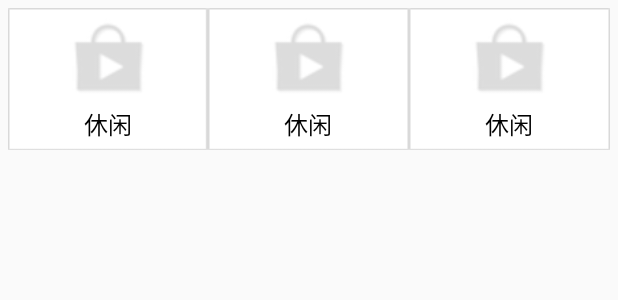
After one commit to qiangzhouliang/GooglePlay, an Android app: the layout list_item_category.xml on its own in the app's theme, with its tools: preview values and no code run, on a phone screen of 412 x 824 dp. The commit adds this screen. Shown: the top 300 px of the screen. Run offline under Robolectric (Android 15) with nearby library versions, the phone set to English and light mode, and no system bars.

Commit message:
分类模块开发

```diff
--- a/app/src/main/java/com/example/qzl/googleplay/http/protovol/BaseProtocol.java
+++ b/app/src/main/java/com/example/qzl/googleplay/http/protocol/BaseProtocol.java
@@ -1,4 +1,4 @@
-package com.example.qzl.googleplay.http.protovol;
+package com.example.qzl.googleplay.http.protocol;
 
 import com.example.qzl.googleplay.http.HttpHelper;
 import com.example.qzl.googleplay.utils.IOUtils;
--- a/app/src/main/java/com/example/qzl/googleplay/http/protovol/SubjectProtocol.java
+++ b/app/src/main/java/com/example/qzl/googleplay/http/protocol/SubjectProtocol.java
@@ -1,4 +1,4 @@
-package com.example.qzl.googleplay.http.protovol;
+package com.example.qzl.googleplay.http.protocol;
 
 import com.example.qzl.googleplay.domian.SubjectInfo;
 
--- a/app/src/main/java/com/example/qzl/googleplay/ui/fragment/AppFragment.java
+++ b/app/src/main/java/com/example/qzl/googleplay/ui/fragment/AppFragment.java
@@ -3,7 +3,7 @@ package com.example.qzl.googleplay.ui.fragment;
 import android.view.View;
 
 import com.example.qzl.googleplay.domian.AppInfo;
-import com.example.qzl.googleplay.http.protovol.AppProtocol;
+import com.example.qzl.googleplay.http.protocol.AppProtocol;
 import com.example.qzl.googleplay.ui.adapter.MyBaseAdapter;
 import com.example.qzl.googleplay.ui.holder.AppHolder;
 import com.example.qzl.googleplay.ui.holder.BaseHolder;
@@ -41,7 +41,7 @@ public class AppFragment extends BaseFragment {
         }
 
         @Override
-        public BaseHolder<AppInfo> getHolder() {
+        public BaseHolder<AppInfo> getHolder(int position) {
             return new AppHolder();
         }
 
--- a/app/src/main/java/com/example/qzl/googleplay/ui/fragment/HomeFragment.java
+++ b/app/src/main/java/com/example/qzl/googleplay/ui/fragment/HomeFragment.java
@@ -3,7 +3,7 @@ package com.example.qzl.googleplay.ui.fragment;
 import android.view.View;
 
 import com.example.qzl.googleplay.domian.AppInfo;
-import com.example.qzl.googleplay.http.protovol.HomeProtocal;
+import com.example.qzl.googleplay.http.protocol.HomeProtocal;
 import com.example.qzl.googleplay.ui.adapter.MyBaseAdapter;
 import com.example.qzl.googleplay.ui.holder.BaseHolder;
 import com.example.qzl.googleplay.ui.holder.HomeHolder;
@@ -53,7 +53,7 @@ public class HomeFragment extends BaseFragment {
         }
         //返回具体的holder对象
         @Override
-        public BaseHolder<AppInfo> getHolder() {
+        public BaseHolder<AppInfo> getHolder(int position) {
             return new HomeHolder();
         }
 
--- a/app/src/main/java/com/example/qzl/googleplay/ui/fragment/HotFragment.java
+++ b/app/src/main/java/com/example/qzl/googleplay/ui/fragment/HotFragment.java
@@ -9,7 +9,7 @@ import android.widget.ScrollView;
 import android.widget.TextView;
 import android.widget.Toast;
 
-import com.example.qzl.googleplay.http.protovol.HotProtocol;
+import com.example.qzl.googleplay.http.protocol.HotProtocol;
 import com.example.qzl.googleplay.ui.view.FlowLayout;
 import com.example.qzl.googleplay.ui.view.LoadingPage;
 import com.example.qzl.googleplay.utils.DrawableUtils;
--- a/app/src/main/java/com/example/qzl/googleplay/ui/fragment/RecommendFragment.java
+++ b/app/src/main/java/com/example/qzl/googleplay/ui/fragment/RecommendFragment.java
@@ -6,7 +6,7 @@ import android.view.View;
 import android.widget.TextView;
 import android.widget.Toast;
 
-import com.example.qzl.googleplay.http.protovol.RecommendProtocol;
+import com.example.qzl.googleplay.http.protocol.RecommendProtocol;
 import com.example.qzl.googleplay.ui.view.LoadingPage;
 import com.example.qzl.googleplay.ui.view.fly.ShakeListener;
 import com.example.qzl.googleplay.ui.view.fly.StellarMap;
--- a/app/src/main/java/com/example/qzl/googleplay/ui/fragment/SubjectFragment.java
+++ b/app/src/main/java/com/example/qzl/googleplay/ui/fragment/SubjectFragment.java
@@ -3,7 +3,7 @@ package com.example.qzl.googleplay.ui.fragment;
 import android.view.View;
 
 import com.example.qzl.googleplay.domian.SubjectInfo;
-import com.example.qzl.googleplay.http.protovol.SubjectProtocol;
+import com.example.qzl.googleplay.http.protocol.SubjectProtocol;
 import com.example.qzl.googleplay.ui.adapter.MyBaseAdapter;
 import com.example.qzl.googleplay.ui.holder.BaseHolder;
 import com.example.qzl.googleplay.ui.holder.SubjectHolder;
@@ -42,7 +42,7 @@ public class SubjectFragment extends BaseFragment {
         }
 
         @Override
-        public BaseHolder<SubjectInfo> getHolder() {
+        public BaseHolder<SubjectInfo> getHolder(int position) {
             return new SubjectHolder();
         }
 
--- /dev/null
+++ b/app/src/main/res/drawable/grid_item_bg_selector.xml
@@ -0,0 +1,7 @@
+<?xml version="1.0" encoding="utf-8"?>
+<selector xmlns:android="http://schemas.android.com/apk/res/android">
+
+    <item android:drawable="@drawable/grid_item_bg_pressed" android:state_pressed="true"></item>
+    <item android:drawable="@drawable/grid_item_bg_normal"/>
+
+</selector>
--- /dev/null
+++ b/app/src/main/res/layout/list_item_category.xml
@@ -0,0 +1,89 @@
+<?xml version="1.0" encoding="utf-8"?>
+<LinearLayout xmlns:android="http://schemas.android.com/apk/res/android"
+    android:layout_width="match_parent"
+    android:layout_height="wrap_content"
+    android:orientation="vertical" >
+
+    <LinearLayout
+        android:layout_width="match_parent"
+        android:layout_height="match_parent"
+        android:layout_margin="5dp"
+        android:orientation="horizontal" >
+
+        <LinearLayout
+            android:id="@+id/ll_grid1"
+            android:layout_width="0dp"
+            android:layout_height="match_parent"
+            android:layout_weight="1"
+            android:background="@drawable/grid_item_bg_selector"
+            android:gravity="center"
+            android:orientation="vertical"
+            android:padding="5dp" >
+
+            <ImageView
+                android:id="@+id/iv_icon1"
+                android:layout_width="60dp"
+                android:layout_height="60dp"
+                android:src="@drawable/ic_default" />
+
+            <TextView
+                android:id="@+id/tv_name1"
+                android:layout_width="wrap_content"
+                android:layout_height="wrap_content"
+                android:text="休闲"
+                android:textColor="#000"
+                android:textSize="16sp" />
+        </LinearLayout>
+
+        <LinearLayout
+            android:id="@+id/ll_grid2"
+            android:layout_width="0dp"
+            android:layout_height="match_parent"
+            android:layout_weight="1"
+            android:background="@drawable/grid_item_bg_selector"
+            android:gravity="center"
+            android:orientation="vertical"
+            android:padding="5dp" >
+
+            <ImageView
+                android:id="@+id/iv_icon2"
+                android:layout_width="60dp"
+                android:layout_height="60dp"
+                android:src="@drawable/ic_default" />
+
+            <TextView
+                android:id="@+id/tv_name2"
+                android:layout_width="wrap_content"
+                android:layout_height="wrap_content"
+                android:text="休闲"
+                android:textColor="#000"
+                android:textSize="16sp" />
+        </LinearLayout>
+
+        <LinearLayout
+            android:id="@+id/ll_grid3"
+            android:layout_width="0dp"
+            android:layout_height="match_parent"
+            android:layout_weight="1"
+            android:background="@drawable/grid_item_bg_selector"
+            android:gravity="center"
+            android:orientation="vertical"
+            android:padding="5dp" >
+
+            <ImageView
+                android:id="@+id/iv_icon3"
+                android:layout_width="60dp"
+                android:layout_height="60dp"
+                android:src="@drawable/ic_default" />
+
+            <TextView
+                android:id="@+id/tv_name3"
+                android:layout_width="wrap_content"
+                android:layout_height="wrap_content"
+                android:text="休闲"
+                android:textColor="#000"
+                android:textSize="16sp" />
+        </LinearLayout>
+    </LinearLayout>
+
+</LinearLayout>
```
Also changed, not shown: app/src/main/java/com/example/qzl/googleplay/domian/CategoryInfo.java (added, +17 -0 lines), app/src/main/java/com/example/qzl/googleplay/http/protocol/AppProtocol.java (renamed from app/src/main/java/com/example/qzl/googleplay/http/protovol/HomeProtocal.java, +10 -21 lines), app/src/main/java/com/example/qzl/googleplay/http/protocol/CategoryProtocol.java (added, +63 -0 lines), app/src/main/java/com/example/qzl/googleplay/http/protocol/HomeProtocal.java (renamed from app/src/main/java/com/example/qzl/googleplay/http/protovol/AppProtocol.java, +21 -10 lines), app/src/main/java/com/example/qzl/googleplay/http/protocol/HotProtocol.java (renamed from app/src/main/java/com/example/qzl/googleplay/http/protovol/RecommendProtocol.java, +4 -4 lines), app/src/main/java/com/example/qzl/googleplay/http/protocol/RecommendProtocol.java (renamed from app/src/main/java/com/example/qzl/googleplay/http/protovol/HotProtocol.java, +4 -4 lines), app/src/main/java/com/example/qzl/googleplay/ui/adapter/MyBaseAdapter.java (+6 -6 lines), app/src/main/java/com/example/qzl/googleplay/ui/fragment/CategoryFragment.java (+66 -2 lines), app/src/main/java/com/example/qzl/googleplay/ui/holder/CategoryHolder.java (added, +54 -0 lines), app/src/main/java/com/example/qzl/googleplay/ui/holder/TitleHolder.java (added, +29 -0 lines), app/src/main/res/layout/list_item_title.xml (added, +14 -0 lines).
